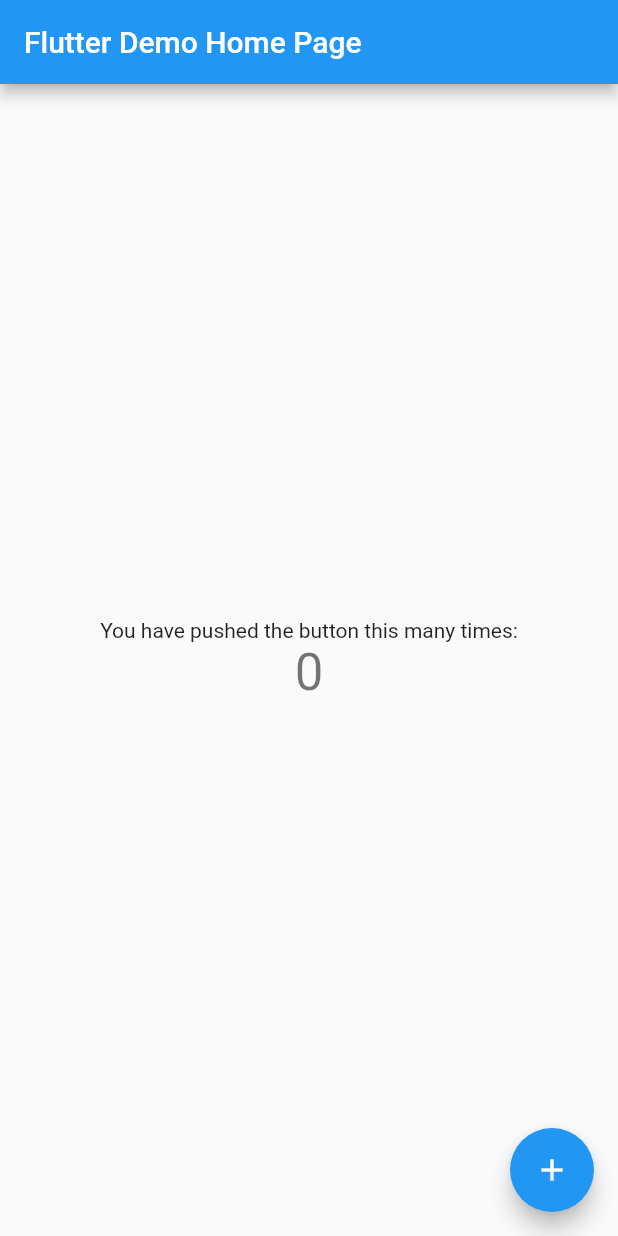
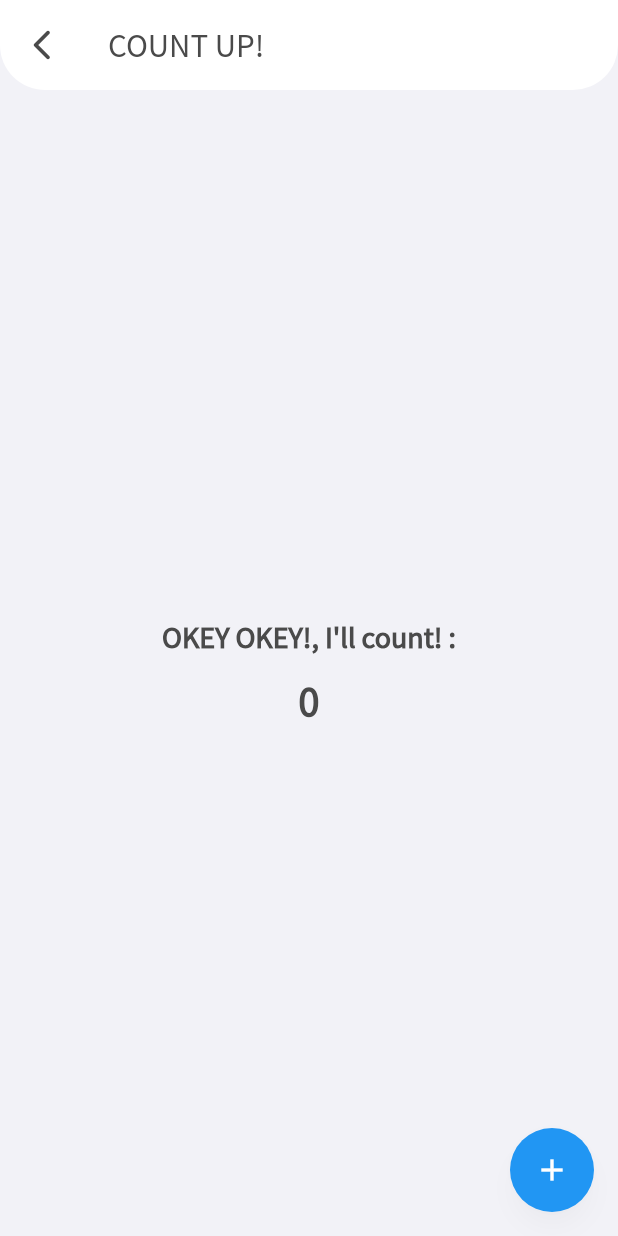
Before and after one commit to kubilaydev/flutter_starter_kit, a Flutter app: the screen it shows after launch, on a phone screen of 412 x 824 dp. Run offline on Flutter 3.47's test engine with Material 2 defaults, Android fonts, the phone set to English and light mode, and no system bars.

```diff
--- /dev/null
+++ b/lib/core/base/view/demo_main_page.dart
@@ -0,0 +1,66 @@
+import 'package:flutter/material.dart';
+
+import '../../components/main_constants.dart';
+import '../../components/main_page/signin_appbar.dart';
+
+///
+class DemoHomePage extends StatefulWidget {
+  ///
+  DemoHomePage({Key? key, required this.title}) : super(key: key);
+
+  ///
+  final String title;
+
+  @override
+  _DemoHomePageState createState() => _DemoHomePageState();
+}
+
+class _DemoHomePageState extends State<DemoHomePage> {
+  int _counter = 0;
+
+  void _incrementCounter() {
+    setState(() {
+      _counter++;
+    });
+  }
+
+  @override
+  Widget build(BuildContext context) {
+    return Scaffold(
+      appBar: const PreferredSize(
+          preferredSize: Size.fromHeight(60.0),
+          // ITS IMPORTANT TO MAKE NEW WIDGETS FOR READABLE CODE as you know
+          child: SignInAppBar()),
+      body: Center(
+        child: Column(
+          mainAxisAlignment: MainAxisAlignment.center,
+          children: <Widget>[
+            Padding(
+              /// YOU CAN USE YOUR MAIN CONST where Main_constant.dart file
+              /// LIKE HERE ( arrow pointing down )
+              padding: appNameMainEdge,
+
+              child: Text(
+                "OKEY OKEY!, I'll count! :",
+
+                /// YOU CAN USE YOUR THEME settings where appTheme BY
+                /// ' Theme.of(context).textTheme.headline1, '
+                style: Theme.of(context).textTheme.headline2,
+                textAlign: TextAlign.center,
+              ),
+            ),
+            Text(
+              '$_counter',
+              style: Theme.of(context).textTheme.headline1,
+            ),
+          ],
+        ),
+      ),
+      floatingActionButton: FloatingActionButton(
+        onPressed: _incrementCounter,
+        tooltip: 'add 1 more time!',
+        child: const Icon(Icons.add),
+      ), // This trailing comma makes auto-formatting nicer for build methods.
+    );
+  }
+}
--- /dev/null
+++ b/lib/core/components/main_constants.dart
@@ -0,0 +1,5 @@
+import 'package:flutter/material.dart';
+
+/// YOU CAN ADD CONSTS HERE
+EdgeInsets appNameMainEdge =
+    const EdgeInsets.only(left: 18, right: 18, top: 12, bottom: 12);
--- /dev/null
+++ b/lib/core/components/main_page/mainpage_contants.dart
@@ -0,0 +1,21 @@
+import 'package:flutter/material.dart';
+
+/// This
+RoundedRectangleBorder appBarBorder = const RoundedRectangleBorder(
+  borderRadius: BorderRadius.vertical(
+    bottom: Radius.circular(30),
+  ),
+);
+
+///
+
+///
+EdgeInsets iconEdge = const EdgeInsets.all(6);
+
+///
+TextStyle cardStatus = const TextStyle(
+  fontSize: 25,
+  color: Color(0XFF4A4A4A),
+  fontFamily: 'SourseSansPro',
+  fontWeight: FontWeight.bold,
+);
--- /dev/null
+++ b/lib/core/components/main_page/signin_appbar.dart
@@ -0,0 +1,28 @@
+import 'package:flutter/material.dart';
+
+import 'mainpage_contants.dart';
+
+///
+class SignInAppBar extends StatelessWidget {
+  ///
+  const SignInAppBar({Key? key}) : super(key: key);
+
+  @override
+  Widget build(BuildContext context) {
+    return AppBar(
+        automaticallyImplyLeading: true,
+        shape: appBarBorder,
+        leading: GestureDetector(
+          onTap: () {},
+          child: Icon(
+            Icons.arrow_back_ios_new_rounded,
+            color: Theme.of(context).buttonColor,
+          ),
+        ),
+        toolbarHeight: 60, // Don't show the leading button
+        title: Text(
+          'COUNT UP!',
+          style: Theme.of(context).textTheme.subtitle1,
+        ));
+  }
+}
--- /dev/null
+++ b/lib/core/init/app_name_here.dart
@@ -0,0 +1,19 @@
+import 'package:flutter/material.dart';
+
+import '../base/view/demo_main_page.dart';
+import '../theme/app_theme.dart';
+
+///
+class AppNameHere extends StatelessWidget {
+  ///
+  AppNameHere({Key? key}) : super(key: key);
+
+  // This widget is the root of your application.
+  @override
+  Widget build(BuildContext context) {
+    return MaterialApp(
+      theme: appTheme(),
+      home: DemoHomePage(title: 'Flutter Demo Home Page'),
+    );
+  }
+}
--- /dev/null
+++ b/lib/core/theme/app_theme.dart
@@ -0,0 +1,50 @@
+import 'package:flutter/material.dart';
+
+/// SETUP YOUR THEME HERE
+/// ITS EADY TO USE !
+ThemeData appTheme() {
+  TextTheme _appTextTheme(TextTheme base) {
+    return base.copyWith(
+      headline1: base.headline1!.copyWith(
+          fontSize: 28,
+          color: const Color(0XFF4A4A4A),
+          fontFamily: 'SourseSansPro',
+          fontWeight: FontWeight.w600),
+      headline2: base.headline2!.copyWith(
+          fontSize: 20,
+          color: const Color(0XFF4A4A4A),
+          fontFamily: 'SourseSansPro',
+          fontWeight: FontWeight.w600),
+      subtitle1: base.subtitle1!.copyWith(
+          fontSize: 22,
+          color: const Color(0XFF4A4A4A),
+          fontFamily: 'SourseSansPro',
+          fontWeight: FontWeight.w400),
+      button: base.button!.copyWith(
+          fontSize: 28,
+          color: Colors.white,
+          fontFamily: 'SourseSansPro',
+          fontWeight: FontWeight.w400),
+    );
+  }
+
+  final base = ThemeData.light();
+
+  return base.copyWith(
+    primaryColor: const Color(0XFF73D0FA),
+    secondaryHeaderColor: Colors.white,
+    textTheme: _appTextTheme(base.textTheme),
+    unselectedWidgetColor: const Color(0XFFD9D9D9),
+    toggleableActiveColor: Colors.white,
+    scaffoldBackgroundColor: const Color(0XFFF2F2F7),
+    backgroundColor: const Color(0XFFF2F2F7),
+    shadowColor: Colors.black12,
+    cardColor: const Color(0XFFFFFFFF),
+    appBarTheme: const AppBarTheme(
+      backgroundColor: Colors.white,
+      shadowColor: Colors.white,
+      elevation: 0,
+    ),
+    buttonColor: const Color(0XFF4A4A4A),
+  );
+}
--- a/lib/main.dart
+++ b/lib/main.dart
@@ -1,113 +1,7 @@
 import 'package:flutter/material.dart';
 
+import 'core/init/app_name_here.dart';
+
 void main() {
-  runApp(MyApp());
+  runApp(AppNameHere());
 }
-
-class MyApp extends StatelessWidget {
-  // This widget is the root of your application.
-  @override
-  Widget build(BuildContext context) {
-    return MaterialApp(
-      title: 'Flutter Demo',
-      theme: ThemeData(
-        // This is the theme of your application.
-        //
-        // Try running your application with "flutter run". You'll see the
-        // application has a blue toolbar. Then, without quitting the app, try
-        // changing the primarySwatch below to Colors.green and then invoke
-        // "hot reload" (press "r" in the console where you ran "flutter run",
-        // or simply save your changes to "hot reload" in a Flutter IDE).
-        // Notice that the counter didn't reset back to zero; the application
-        // is not restarted.
-        primarySwatch: Colors.blue,
-      ),
-      home: MyHomePage(title: 'Flutter Demo Home Page'),
-    );
-  }
-}
-
-class MyHomePage extends StatefulWidget {
-  MyHomePage({Key? key, required this.title}) : super(key: key);
-
-  // This widget is the home page of your application. It is stateful, meaning
-  // that it has a State object (defined below) that contains fields that affect
-  // how it looks.
-
-  // This class is the configuration for the state. It holds the values (in this
-  // case the title) provided by the parent (in this case the App widget) and
-  // used by the build method of the State. Fields in a Widget subclass are
-  // always marked "final".
-
-  final String title;
-
-  @override
-  _MyHomePageState createState() => _MyHomePageState();
-}
-
-class _MyHomePageState extends State<MyHomePage> {
-  int _counter = 0;
-
-  void _incrementCounter() {
-    setState(() {
-      // This call to setState tells the Flutter framework that something has
-      // changed in this State, which causes it to rerun the build method below
-      // so that the display can reflect the updated values. If we changed
-      // _counter without calling setState(), then the build method would not be
-      // called again, and so nothing would appear to happen.
-      _counter++;
-    });
-  }
-
-  @override
-  Widget build(BuildContext context) {
-    // This method is rerun every time setState is called, for instance as done
-    // by the _incrementCounter method above.
-    //
-    // The Flutter framework has been optimized to make rerunning build methods
-    // fast, so that you can just rebuild anything that needs updating rather
-    // than having to individually change instances of widgets.
-    return Scaffold(
-      appBar: AppBar(
-        // Here we take the value from the MyHomePage object that was created by
-        // the App.build method, and use it to set our appbar title.
-        title: Text(widget.title),
-      ),
-      body: Center(
-        // Center is a layout widget. It takes a single child and positions it
-        // in the middle of the parent.
-        child: Column(
-          // Column is also a layout widget. It takes a list of children and
-          // arranges them vertically. By default, it sizes itself to fit its
-          // children horizontally, and tries to be as tall as its parent.
-          //
-          // Invoke "debug painting" (press "p" in the console, choose the
-          // "Toggle Debug Paint" action from the Flutter Inspector in Android
-          // Studio, or the "Toggle Debug Paint" command in Visual Studio Code)
-          // to see the wireframe for each widget.
-          //
-          // Column has various properties to control how it sizes itself and
-          // how it positions its children. Here we use mainAxisAlignment to
-          // center the children vertically; the main axis here is the vertical
-          // axis because Columns are vertical (the cross axis would be
-          // horizontal).
-          mainAxisAlignment: MainAxisAlignment.center,
-          children: <Widget>[
-            Text(
-              'You have pushed the button this many times:',
-            ),
-            Text(
-              '$_counter',
-              style: Theme.of(context).textTheme.headline4,
-            ),
-          ],
-        ),
-      ),
-      floatingActionButton: FloatingActionButton(
-        onPressed: _incrementCounter,
-        tooltip: 'Increment',
-        child: Icon(Icons.add),
-      ), // This trailing comma makes auto-formatting nicer for build methods.
-    );
-  }
-}
```
Also changed, not shown: analysis_options.yaml (added, +87 -0 lines), pubspec.yaml (+14 -52 lines), fonts/SourceSansPro-Light.ttf (added), fonts/SourceSansPro-Regular.ttf (added), pubspec.lock, 2 other files.
